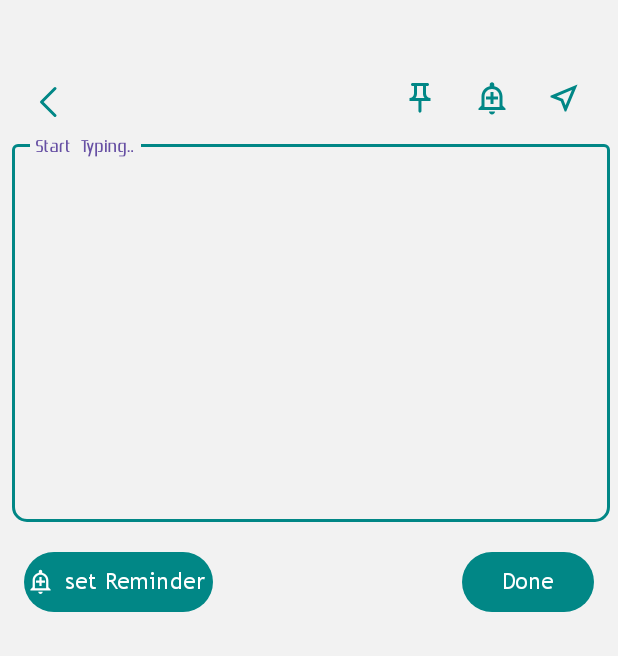
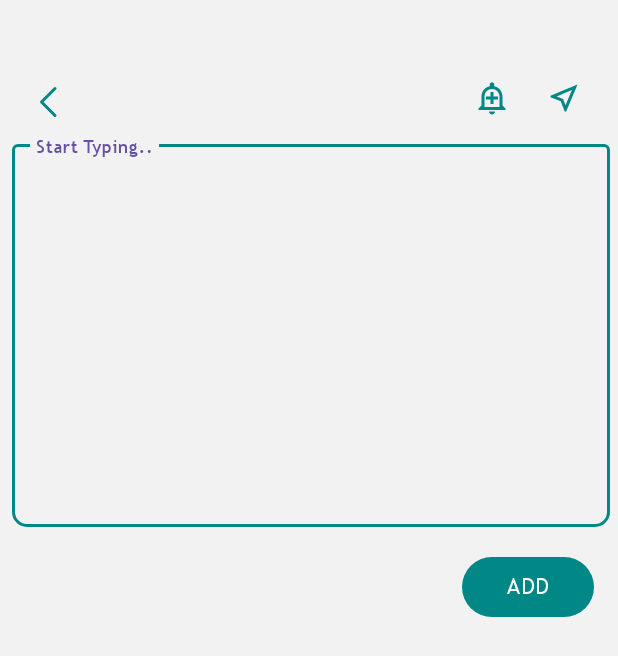
Before and after one commit to sayeedajmal/Keep, an Android app: the newListActivity screen opened directly, with no data from a screen before it, on a phone screen of 412 x 824 dp. Shown: the top 656 px of the screen. Run offline under Robolectric (Android 15) with nearby library versions, the phone set to English and light mode, and no system bars.

Commit message:
added sql things and other stuff

```diff
--- a/app/src/main/java/com/strong/keep/Fragment/TaskFrag.java
+++ b/app/src/main/java/com/strong/keep/Fragment/TaskFrag.java
@@ -24,6 +24,7 @@ public class TaskFrag extends Fragment {
     static ArrayList<TaskGetter> taskList;
     FragmentRecyclerBinding RecyclerBind;
     static SqlHelper sqlHelper;
+    @SuppressLint("StaticFieldLeak")
     static TaskAdopter taskAdopter;
 
     @Override
--- a/app/src/main/res/layout/activity_new_list.xml
+++ b/app/src/main/res/layout/activity_new_list.xml
@@ -31,11 +31,12 @@
         android:contentDescription="Pin"
         android:foreground="?android:selectableItemBackgroundBorderless"
         android:src="@drawable/pin"
-        app:layout_constraintEnd_toStartOf="@+id/alert"
+        android:visibility="invisible"
+        app:layout_constraintEnd_toStartOf="@+id/list_alarm"
         app:layout_constraintTop_toTopOf="parent" />
 
     <ImageButton
-        android:id="@+id/alert"
+        android:id="@+id/list_alarm"
         android:layout_width="40dp"
         android:layout_height="40dp"
         android:layout_marginTop="45dp"
@@ -82,7 +83,7 @@
             android:layout_width="match_parent"
             android:layout_height="match_parent"
             android:backgroundTint="@color/transparent"
-            android:fontFamily="@font/emotion"
+            android:fontFamily="@font/trebuc"
             android:gravity="top|left"
             android:maxLines="25"
             android:minLines="8"
@@ -93,23 +94,6 @@
     </com.google.android.material.textfield.TextInputLayout>
 
     <Button
-        android:id="@+id/setReminder"
-        android:layout_width="wrap_content"
-        android:layout_height="wrap_content"
-        android:layout_marginStart="16dp"
-        android:layout_marginTop="16dp"
-        android:drawableTint="#009688"
-        android:padding="5dp"
-        android:paddingStart="2dp"
-        android:text="set Reminder"
-        android:textAllCaps="false"
-        android:textSize="15sp"
-        app:backgroundTint="@color/teal_700"
-        app:icon="@drawable/alert15"
-        app:layout_constraintStart_toStartOf="parent"
-        app:layout_constraintTop_toBottomOf="@+id/listLayout" />
-
-    <Button
         android:id="@+id/Save"
         android:layout_width="wrap_content"
         android:layout_height="wrap_content"
@@ -117,57 +101,10 @@
         android:layout_marginEnd="16dp"
         android:drawableTint="#009688"
         android:padding="0dp"
-        android:text="Done"
+        android:text="ADD"
         android:textSize="15sp"
         app:backgroundTint="@color/teal_700"
         app:layout_constraintEnd_toEndOf="parent"
         app:layout_constraintTop_toBottomOf="@+id/listLayout" />
 
-    <TimePicker
-        android:id="@+id/timePicker"
-        android:layout_width="wrap_content"
-        android:layout_height="wrap_content"
-        android:timePickerMode="spinner"
-        android:visibility="gone"
-        app:layout_constraintEnd_toEndOf="parent"
-        app:layout_constraintStart_toStartOf="parent"
-        app:layout_constraintTop_toBottomOf="@+id/backButton" />
-
-    <Button
-        android:id="@+id/CancelTimer"
-        android:layout_width="wrap_content"
-        android:layout_height="wrap_content"
-        android:layout_marginStart="16dp"
-        android:drawableTint="#009688"
-        android:padding="0dp"
-        android:text="Cancel"
-        android:visibility="gone"
-        app:backgroundTint="@color/teal_700"
-        app:layout_constraintStart_toStartOf="parent"
-        app:layout_constraintTop_toBottomOf="@+id/timePicker" />
-
-    <Button
-        android:id="@+id/DoneTimer"
-        android:layout_width="wrap_content"
-        android:layout_height="wrap_content"
-        android:layout_marginEnd="16dp"
-        android:drawableTint="#009688"
-        android:padding="2dp"
-        android:text="Done Timer"
-        android:visibility="gone"
-        app:backgroundTint="@color/teal_700"
-        app:layout_constraintEnd_toEndOf="parent"
-        app:layout_constraintTop_toBottomOf="@+id/timePicker" />
-
-    <DatePicker
-        android:id="@+id/date_picker"
-        android:layout_width="wrap_content"
-        android:layout_height="wrap_content"
-        android:calendarViewShown="false"
-        android:datePickerMode="spinner"
-        android:visibility="gone"
-        app:layout_constraintBottom_toBottomOf="parent"
-        app:layout_constraintEnd_toEndOf="parent"
-        app:layout_constraintStart_toStartOf="parent"
-        app:layout_constraintTop_toBottomOf="@+id/DoneTimer" />
 </androidx.constraintlayout.widget.ConstraintLayout>
--- a/app/src/main/res/layout/fragment_recycler.xml
+++ b/app/src/main/res/layout/fragment_recycler.xml
@@ -1,8 +1,8 @@
 <?xml version="1.0" encoding="utf-8"?>
 <FrameLayout xmlns:android="http://schemas.android.com/apk/res/android"
+    xmlns:app="http://schemas.android.com/apk/res-auto"
     android:layout_width="match_parent"
     android:layout_height="match_parent"
-    xmlns:app="http://schemas.android.com/apk/res-auto"
     android:theme="@style/Theme.Keep">
 
     <androidx.swiperefreshlayout.widget.SwipeRefreshLayout
@@ -14,7 +14,6 @@
             android:id="@+id/RecyclerView"
             android:layout_width="match_parent"
             android:layout_height="match_parent"
-            app:layoutManager="androidx.recyclerview.widget.LinearLayoutManager"
-            android:clickable="true" />
+            android:clickable="true"/>
     </androidx.swiperefreshlayout.widget.SwipeRefreshLayout>
 </FrameLayout>
--- a/app/src/main/res/layout/fragment_list.xml
+++ b/app/src/main/res/layout/sample_list.xml
@@ -30,7 +30,7 @@
         android:background="#018786"
         android:gravity="center"
         android:lines="2"
-        android:paddingStart="5dp"
+        android:padding="5dp"
         android:textAlignment="textStart"
         android:textColor="@color/white"
         android:textSize="20sp"
--- a/app/src/main/res/layout/sample_task.xml
+++ b/app/src/main/res/layout/sample_task.xml
@@ -6,10 +6,11 @@
     android:layout_height="wrap_content"
     android:layout_margin="5dp"
     android:clickable="true"
+    app:cardPreventCornerOverlap="true"
     android:maxHeight="200dp"
     android:minHeight="100dp"
     android:theme="@style/Theme.Keep"
-    app:cardCornerRadius="20dp">
+    app:cardCornerRadius="15dp">
 
     <TextView
         android:id="@+id/TaskName"
```
Also changed, not shown: app/src/main/java/com/strong/keep/Activity/newListActivity.java (+39 -63 lines), app/src/main/java/com/strong/keep/Activity/newTaskActivity.java (+14 -25 lines), app/src/main/java/com/strong/keep/Adopter/ListAdopter.java (+3 -7 lines), app/src/main/java/com/strong/keep/Adopter/TaskAdopter.java (+4 -6 lines), app/src/main/java/com/strong/keep/Fragment/BottomDialogFrag.java (+6 -12 lines), app/src/main/java/com/strong/keep/Fragment/ListTaskFrag.java (+0 -9 lines), app/src/main/java/com/strong/keep/Fragment/fragment_alarm.java (added, +49 -0 lines), app/src/main/java/com/strong/keep/SqlHelper.java (+20 -15 lines), app/src/main/res/layout/activity_dashboard.xml (+8 -8 lines), app/src/main/res/layout/activity_new_task.xml (+4 -4 lines), app/src/main/res/layout/custom_toast.xml (deleted, +0 -25 lines), app/src/main/res/layout/dialog_update_fragment.xml (renamed from app/src/main/res/layout/fragment_bottom_dialog.xml, +1 -18 lines), app/src/main/res/layout/fragment_alarm.xml (added, +59 -0 lines).
